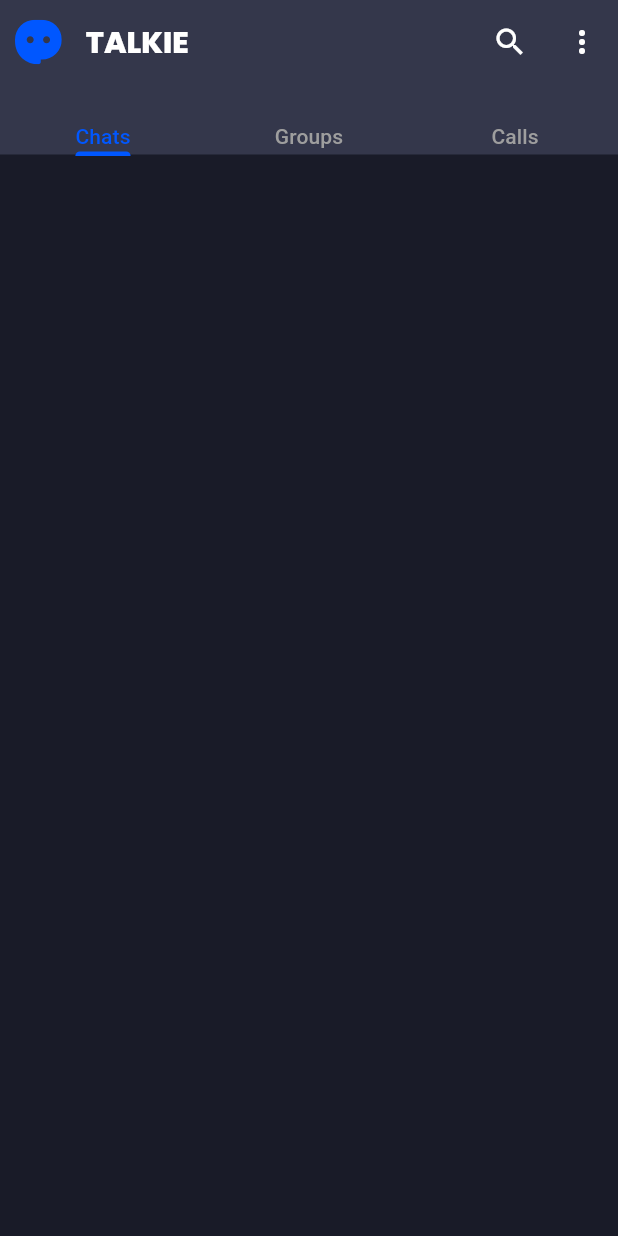
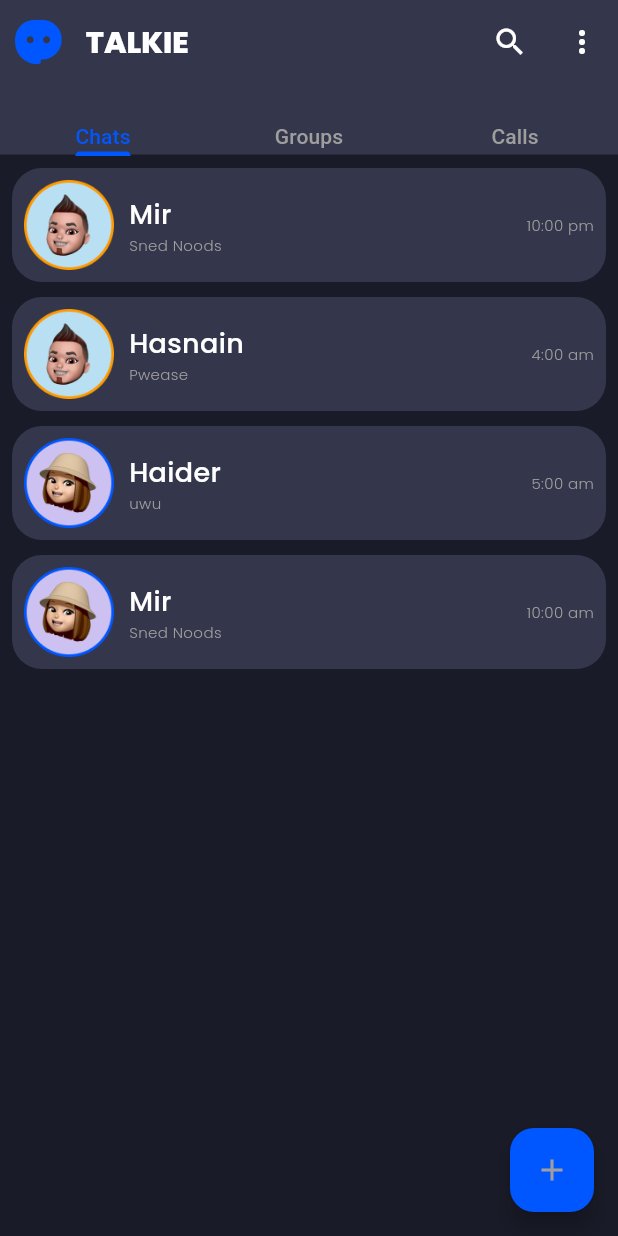
Before and after one commit to HassnainTalpur/TalkieApp, a Flutter app: the HomeScreen screen opened by its route, on a phone screen of 412 x 824 dp. Run offline on Flutter 3.47's test engine with Material 3 defaults, Android fonts, the phone set to English and light mode, and no system bars; our stand-ins replace flutter_svg, get, slide_to_act.

Commit message:
Added HomePage UI

```diff
--- a/lib/screens/home_screen/home_screen.dart
+++ b/lib/screens/home_screen/home_screen.dart
@@ -1,6 +1,8 @@
 import 'package:flutter/material.dart';
 import 'package:flutter_svg/svg.dart';
+import 'package:talkie/screens/home_screen/widgets/chat_list.dart';
 import 'package:talkie/screens/home_screen/widgets/tab_bar.dart';
+import 'package:talkie/utils/constants/colors.dart';
 import 'package:talkie/utils/constants/images.dart';
 import 'package:talkie/utils/constants/text.dart';
 
@@ -16,6 +18,11 @@ class _HomeScreenState extends State<HomeScreen> with TickerProviderStateMixin {
   Widget build(BuildContext context) {
     final TabController tabController = TabController(length: 3, vsync: this);
     return Scaffold(
+      floatingActionButton: FloatingActionButton(
+        onPressed: () {},
+        backgroundColor: tPrimaryColor,
+        child: Icon(Icons.add),
+      ),
       appBar: AppBar(
         leading: Padding(
           padding: const EdgeInsets.only(left: 10),
@@ -30,6 +37,10 @@ class _HomeScreenState extends State<HomeScreen> with TickerProviderStateMixin {
         ],
         bottom: MyTabBar(tabController: tabController),
       ),
+      body: Padding(
+        padding: const EdgeInsets.all(8.0),
+        child: TabBarView(controller: tabController, children: [ChatList()]),
+      ),
     );
   }
 }
--- /dev/null
+++ b/lib/screens/home_screen/widgets/chat_list.dart
@@ -0,0 +1,39 @@
+import 'package:flutter/material.dart';
+import 'package:talkie/screens/home_screen/widgets/chat_tile.dart';
+import 'package:talkie/utils/constants/images.dart';
+
+class ChatList extends StatelessWidget {
+  const ChatList({super.key});
+
+  @override
+  Widget build(BuildContext context) {
+    return ListView(
+      children: [
+        ChatTile(
+          imageUrl: AssetsImages.boyPic,
+          contactName: 'Mir',
+          lastChat: 'Sned Noods',
+          delieveryTime: '10:00 pm',
+        ),
+        ChatTile(
+          imageUrl: AssetsImages.boyPic,
+          contactName: 'Hasnain',
+          lastChat: 'Pwease',
+          delieveryTime: '4:00 am',
+        ),
+        ChatTile(
+          imageUrl: AssetsImages.girlPic,
+          contactName: 'Haider',
+          lastChat: 'uwu',
+          delieveryTime: '5:00 am',
+        ),
+        ChatTile(
+          imageUrl: AssetsImages.girlPic,
+          contactName: 'Mir',
+          lastChat: 'Sned Noods',
+          delieveryTime: '10:00 am',
+        ),
+      ],
+    );
+  }
+}
--- /dev/null
+++ b/lib/screens/home_screen/widgets/chat_tile.dart
@@ -0,0 +1,48 @@
+import 'package:flutter/material.dart';
+import 'package:talkie/utils/constants/colors.dart';
+import 'package:talkie/utils/constants/text.dart';
+
+class ChatTile extends StatelessWidget {
+  const ChatTile({
+    super.key,
+    required this.contactName,
+    required this.lastChat,
+    required this.delieveryTime,
+    required this.imageUrl,
+  });
+
+  final String imageUrl;
+  final String contactName;
+  final String lastChat;
+  final String delieveryTime;
+  @override
+  Widget build(BuildContext context) {
+    return Container(
+      margin: EdgeInsets.only(bottom: 10),
+      padding: const EdgeInsets.all(8),
+      decoration: BoxDecoration(
+        borderRadius: BorderRadius.circular(20),
+        color: tContainerColor,
+      ),
+      child: Row(
+        mainAxisAlignment: MainAxisAlignment.spaceBetween,
+        children: [
+          Row(
+            children: [
+              Image.asset(imageUrl, width: 60),
+              const SizedBox(width: 10),
+              Column(
+                crossAxisAlignment: CrossAxisAlignment.start,
+                children: [
+                  Text(contactName, style: TText.bodyLarge),
+                  Text(lastChat, style: TText.labelSmall),
+                ],
+              ),
+            ],
+          ),
+          Text(delieveryTime, style: TText.labelSmall),
+        ],
+      ),
+    );
+  }
+}
```
